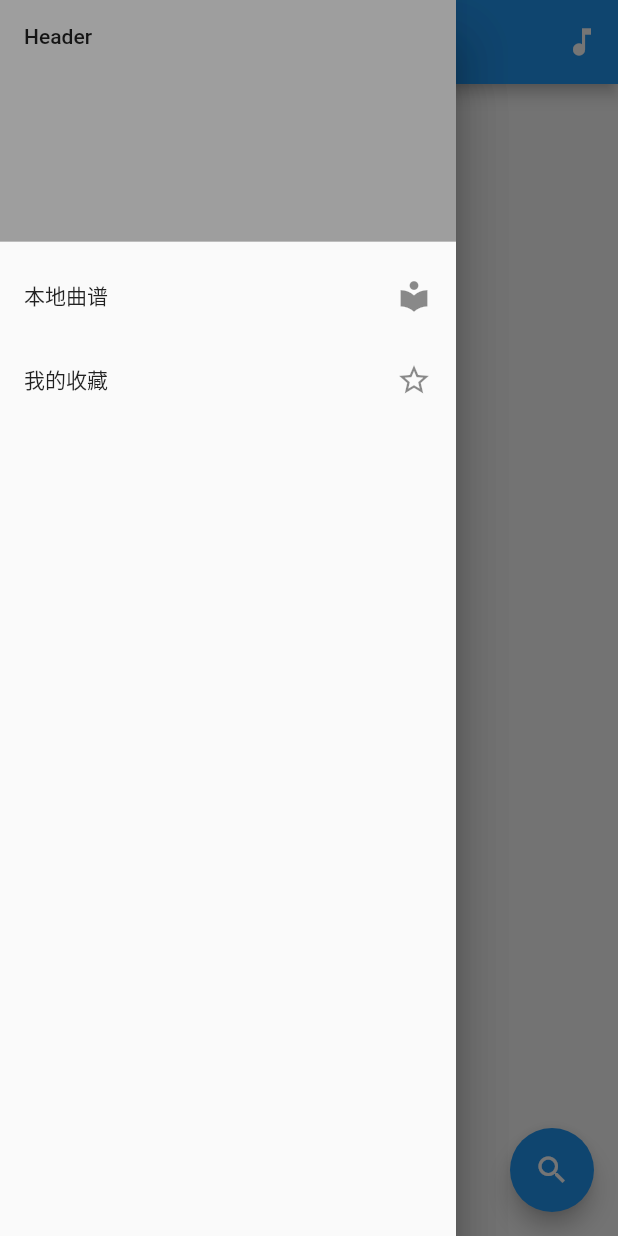
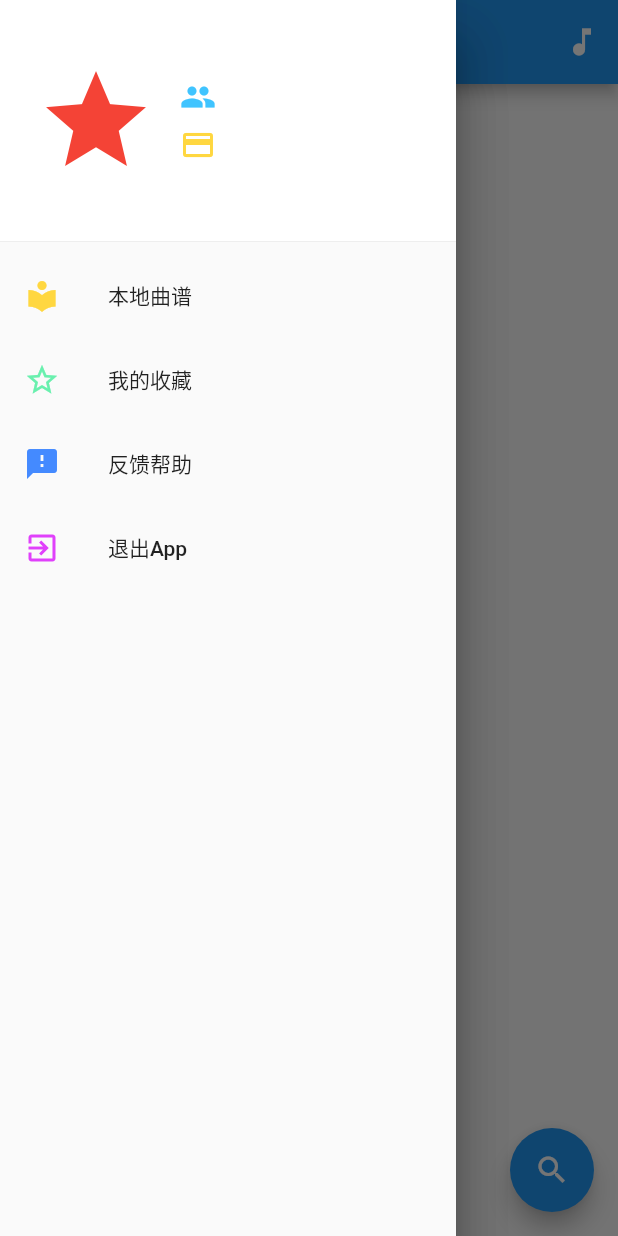
Before and after one commit to FortuneDream/PocketLite, a Flutter app: the screen it shows after launch, scrolled down 576 dp, after a tap on the "star border" icon, on a phone screen of 412 x 824 dp. Run offline on Flutter 3.47's test engine with Material 2 defaults, Android fonts, the phone set to English and light mode, and no system bars; our stand-ins replace flutter_swiper, fluttertoast.

Commit message:
遇到了一个listTile和Container的问题

```diff
--- a/lib/home/home_widget.dart
+++ b/lib/home/home_widget.dart
@@ -2,7 +2,7 @@ import 'package:flutter/material.dart';
 import 'package:flutter_swiper/flutter_swiper.dart';
 import 'package:fluttertoast/fluttertoast.dart';
 import 'package:pocket_lite/home/home_body_widget.dart';
-import 'package:pocket_lite/model/ShareSong.dart';
+import 'package:pocket_lite/model/share_song.dart';
 import 'package:pocket_lite/model/instrument.dart';
 import 'package:pocket_lite/my/my_widget.dart';
 import 'package:pocket_lite/home/switch_instrument_dialog.dart';
@@ -28,6 +28,7 @@ class HomeWidget extends StatelessWidget {
               onPressed: () {
                 //进入个人drawer打开
                 Scaffold.of(context).openDrawer();
+
               });
         }),
         title: Text("口袋乐谱"),
@@ -62,7 +63,7 @@ class HomeWidget extends StatelessWidget {
         },
         headerCreator: (BuildContext context, int position) {
           return Container(
-            height: 200,
+            height: 200, //必须要固定宽度，否则因为无法测量出Swiper的高度而无法显示
             child: Swiper(
               itemCount: 3,
               itemBuilder: (BuildContext context, int index) {
--- a/lib/my/my_widget.dart
+++ b/lib/my/my_widget.dart
@@ -1,3 +1,4 @@
+import 'package:flutter/cupertino.dart';
 import 'package:flutter/material.dart';
 
 //我的
@@ -9,17 +10,77 @@ class MyWidget extends Drawer {
           padding: EdgeInsets.zero,
           children: <Widget>[
             DrawerHeader(
-              child: Text("Header"),
-              decoration: BoxDecoration(color: Colors.grey),
+              child: HeaderWidget(),
+              decoration: BoxDecoration(color: Colors.white),
             ),
             ListTile(
+              leading: Icon(Icons.local_library, color: Colors.amberAccent),
               title: Text("本地曲谱"),
-              trailing: Icon(Icons.local_library),
+              onTap: () {},
             ),
             ListTile(
+              leading: Icon(
+                Icons.star_border,
+                color: Colors.greenAccent,
+              ),
               title: Text("我的收藏"),
-              trailing: Icon(Icons.star_border),
+              onTap: () {},
+            ),
+            ListTile(
+              leading: Icon(
+                Icons.feedback,
+                color: Colors.blueAccent,
+              ),
+              title: Text("反馈帮助"),
+              onTap: () {},
+            ),
+            ListTile(
+              leading: Icon(
+                Icons.exit_to_app,
+                color: Colors.purpleAccent,
+              ),
+              title: Text("退出App"),
+              onTap: () {},
             )
           ],
         )));
 }
+
+//头部
+class HeaderWidget extends StatelessWidget {
+  @override
+  Widget build(BuildContext context) {
+    return Row(
+      children: <Widget>[
+        Container(
+          child: Icon(
+            Icons.star,
+            color: Colors.red,
+            size: 80,
+          ),
+          margin: EdgeInsets.fromLTRB(8, 0, 0, 8),
+        ),
+        Column(
+          mainAxisAlignment: MainAxisAlignment.center,
+          crossAxisAlignment: CrossAxisAlignment.start,
+          children: <Widget>[
+            Container(
+              child: Icon(
+                Icons.people,
+                color: Colors.lightBlueAccent,
+              ),
+              padding: EdgeInsets.fromLTRB(16, 0, 0, 8),
+            ),
+            Container(
+              child: Icon(
+                Icons.credit_card,
+                color: Colors.amberAccent,
+              ),
+              padding: EdgeInsets.fromLTRB(16, 0, 0, 8),
+            )
+          ],
+        )
+      ],
+    );
+  }
+}
```
Also changed, not shown: lib/model/share_song.dart (renamed from lib/model/ShareSong.dart).
